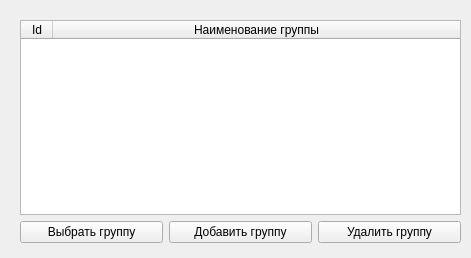
First picture: the form in group_select.ui, repository Vofanchik/AptecnyiSklad, before the edit.
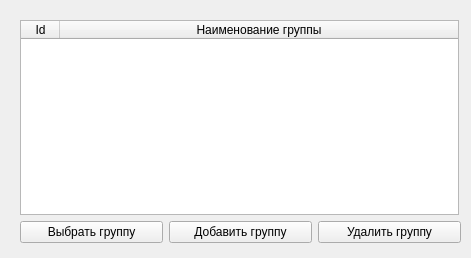
Second picture: the form after the edit.

Diff of the .ui file:
```diff
--- a/group_select.ui
+++ b/group_select.ui
@@ -46,12 +46,21 @@
     </item>
     <item row="0" column="0" colspan="3">
      <widget class="QTableWidget" name="tableWidget">
+      <property name="maximumSize">
+       <size>
+        <width>439</width>
+        <height>16777215</height>
+       </size>
+      </property>
       <attribute name="horizontalHeaderDefaultSectionSize">
-       <number>32</number>
+       <number>39</number>
       </attribute>
       <attribute name="horizontalHeaderStretchLastSection">
        <bool>true</bool>
       </attribute>
+      <attribute name="verticalHeaderVisible">
+       <bool>false</bool>
+      </attribute>
       <attribute name="verticalHeaderCascadingSectionResizes">
        <bool>false</bool>
       </attribute>
```
Left out of the diff: 2 changed lines with no effect on the pictures.
